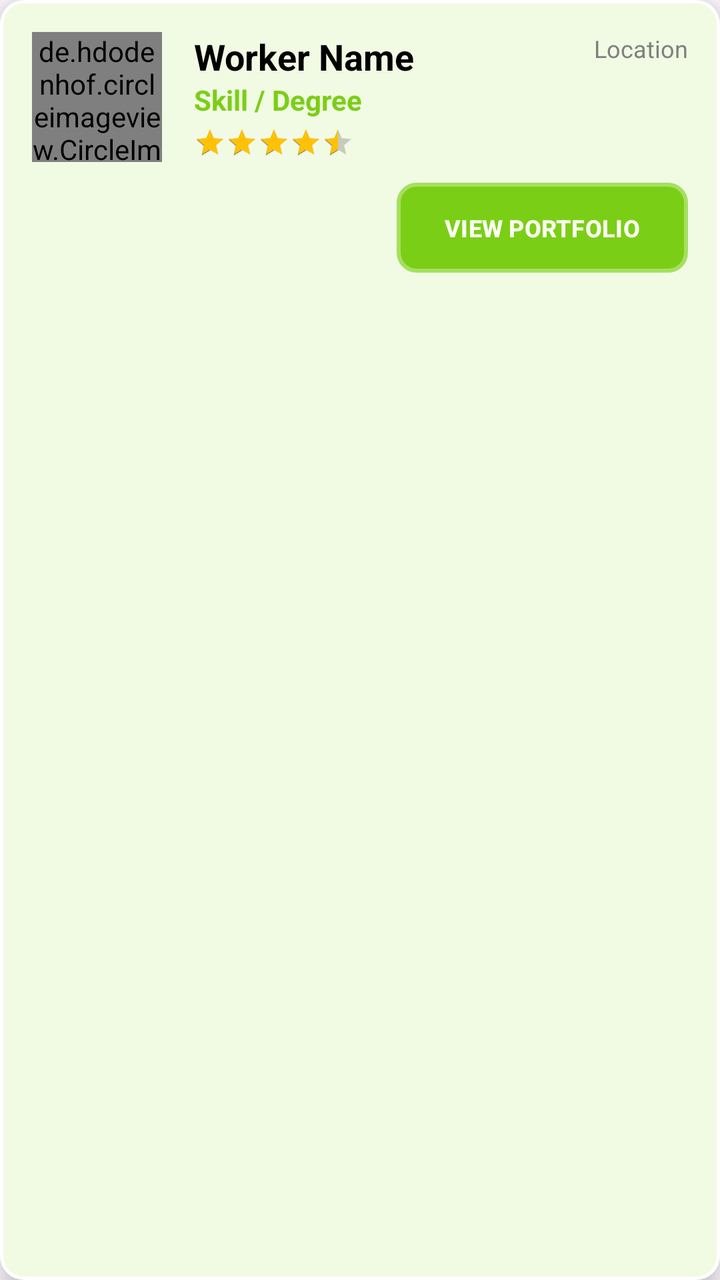
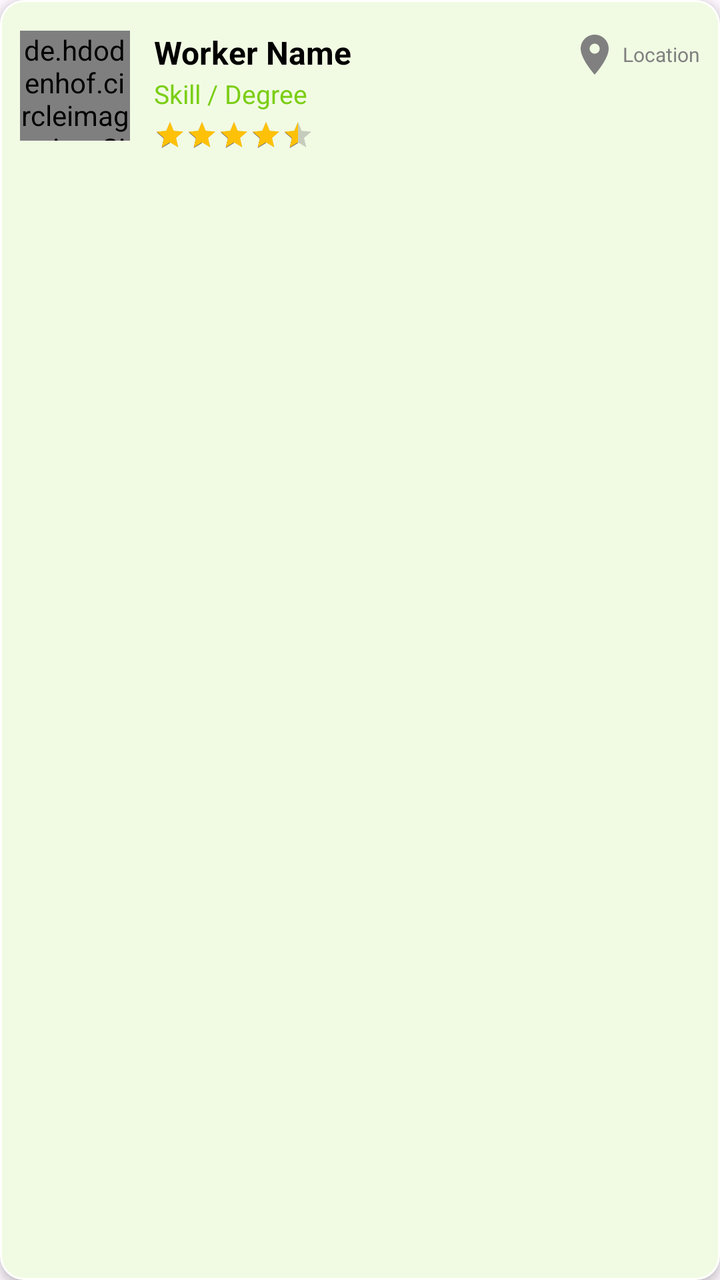

Before-and-after screenshots of an Android layout around one commit, followed by the original layout XML and the change that was made.
<!-- AndroidManifest.xml: application theme Theme.RozgarConnector -->
<!-- res/layout/item_worker.xml -->
<?xml version="1.0" encoding="utf-8"?>
<com.google.android.material.card.MaterialCardView xmlns:android="http://schemas.android.com/apk/res/android"
    xmlns:app="http://schemas.android.com/apk/res-auto"
    android:layout_width="match_parent"
    android:layout_height="wrap_content"
    android:layout_marginBottom="12dp"
    android:layout_marginHorizontal="4dp"
    app:cardCornerRadius="12dp"
    android:backgroundTint="#F1FBE3"
    app:cardElevation="8dp"
    app:strokeWidth="1.5dp"
    app:strokeColor="#FFFFFF">

    <androidx.constraintlayout.widget.ConstraintLayout
        android:layout_width="match_parent"
        android:layout_height="wrap_content"
        android:padding="16dp">

        <de.hdodenhof.circleimageview.CircleImageView
            android:id="@+id/imgProfile"
            android:layout_width="65dp"
            android:layout_height="65dp"
            android:src="@drawable/ic_profile"
            app:layout_constraintStart_toStartOf="parent"
            app:layout_constraintTop_toTopOf="parent" />

        <TextView
            android:id="@+id/tvName"
            android:layout_width="0dp"
            android:layout_height="wrap_content"
            android:layout_marginStart="16dp"
            android:text="Worker Name"
            android:textColor="@color/black"
            android:textSize="18sp"
            android:textStyle="bold"
            app:layout_constraintEnd_toStartOf="@id/tvLocation"
            app:layout_constraintStart_toEndOf="@id/imgProfile"
            app:layout_constraintTop_toTopOf="@id/imgProfile" />

        <TextView
            android:id="@+id/tvSkill"
            android:layout_width="wrap_content"
            android:layout_height="wrap_content"
            android:text="Skill / Degree"
            android:textColor="@color/primary_green"
            android:textSize="14sp"
            android:textStyle="bold"
            app:layout_constraintStart_toStartOf="@id/tvName"
            app:layout_constraintTop_toBottomOf="@id/tvName" />

        <TextView
            android:id="@+id/tvLocation"
            android:layout_width="wrap_content"
            android:layout_height="wrap_content"
            android:text="Location"
            android:textColor="@color/grey"
            android:textSize="12sp"
            app:layout_constraintEnd_toEndOf="parent"
            app:layout_constraintTop_toTopOf="@id/tvName" />

        <ImageView
            android:id="@+id/imgVerified"
            android:layout_width="16dp"
            android:layout_height="16dp"
            android:layout_marginStart="4dp"
            android:src="@drawable/ic_notification"
            android:visibility="gone"
            app:layout_constraintBottom_toBottomOf="@id/tvName"
            app:layout_constraintStart_toEndOf="@id/tvName"
            app:layout_constraintTop_toTopOf="@id/tvName"
            app:tint="@color/primary_green" />

        <RatingBar
            android:id="@+id/ratingBar"
            style="?android:attr/ratingBarStyleSmall"
            android:layout_width="wrap_content"
            android:layout_height="wrap_content"
            android:layout_marginTop="4dp"
            android:numStars="5"
            android:progressTint="#FFC107"
            android:rating="4.5"
            app:layout_constraintStart_toStartOf="@id/tvSkill"
            app:layout_constraintTop_toBottomOf="@id/tvSkill" />

        <com.google.android.material.button.MaterialButton
            android:id="@+id/btnViewDetails"
            android:layout_width="wrap_content"
            android:layout_height="45dp"
            android:layout_marginTop="12dp"
            android:background="@drawable/fullglass_bg"
            android:backgroundTint="@color/primary_green"
            android:text="VIEW PORTFOLIO"
            android:textAllCaps="true"
            android:textColor="@color/white"
            android:textSize="12sp"
            android:textStyle="bold"
            app:cornerRadius="8dp"
            app:layout_constraintBottom_toBottomOf="parent"
            app:layout_constraintEnd_toEndOf="parent"
            app:layout_constraintTop_toBottomOf="@id/ratingBar" />

    </androidx.constraintlayout.widget.ConstraintLayout>
</com.google.android.material.card.MaterialCardView>
<!-- resources referenced by this layout -->
<resources>
  <color name="black">#FF000000</color>
  <color name="grey">#808080</color>
  <color name="primary_green">#7BCE16</color>
  <color name="white">#FAFFF3</color>
  <!-- drawable fullglass_bg (drawable) -->
  <?xml version="1.0" encoding="utf-8"?>
  <shape xmlns:android="http://schemas.android.com/apk/res/android">
  
      <solid android:color="#7BCE16" />
  
      <corners android:radius="8dp" />
  
  
      <stroke
          android:width="4dp"
          android:color="#A22B6D14"/>
  </shape>
  <!-- drawable ic_notification: vector/xml drawable (drawable, 2138 chars, omitted) -->
  <!-- drawable ic_profile (drawable) -->
  <vector xmlns:android="http://schemas.android.com/apk/res/android"
      android:width="800dp"
      android:height="800dp"
      android:viewportWidth="24"
      android:viewportHeight="24">
    <path
        android:pathData="M22,12C22,17.523 17.523,22 12,22C6.477,22 2,17.523 2,12C2,6.477 6.477,2 12,2C17.523,2 22,6.477 22,12Z"
        android:strokeAlpha="0.5"
        android:fillColor="#000000"
        android:fillAlpha="0.5"/>
    <path
        android:pathData="M16.807,19.011C15.44,19.95 13.784,20.5 12,20.5C10.216,20.5 8.56,19.95 7.193,19.011C6.589,18.596 6.331,17.806 6.682,17.163C7.41,15.83 8.91,15 12,15C15.09,15 16.59,15.83 17.318,17.163C17.669,17.806 17.411,18.596 16.807,19.011Z"
        android:fillColor="#000000"/>
    <path
        android:pathData="M12,12C13.657,12 15,10.657 15,9C15,7.343 13.657,6 12,6C10.343,6 9,7.343 9,9C9,10.657 10.343,12 12,12Z"
        android:fillColor="#000000"/>
  </vector>
  <style name="Theme.RozgarConnector" parent="Base.Theme.RozgarConnector" />
  <style name="Base.Theme.RozgarConnector" parent="Theme.Material3.DayNight.NoActionBar">
          
          <item name="colorPrimary">@color/primary_green</item>
      </style>
</resources>

<!-- the commit's change to res/layout/item_worker.xml (unified diff, before → after) -->
@@ -3,24 +3,26 @@
     xmlns:app="http://schemas.android.com/apk/res-auto"
     android:layout_width="match_parent"
     android:layout_height="wrap_content"
-    android:layout_marginBottom="12dp"
-    android:layout_marginHorizontal="4dp"
+    android:layout_marginHorizontal="8dp"
+    android:layout_marginTop="2dp"
+    android:layout_marginBottom="8dp"
+    android:backgroundTint="#F1FBE3"
     app:cardCornerRadius="12dp"
-    android:backgroundTint="#F1FBE3"
-    app:cardElevation="8dp"
-    app:strokeWidth="1.5dp"
-    app:strokeColor="#FFFFFF">
+    app:cardElevation="3dp"
+    app:strokeColor="#FFFFFF"
+    app:strokeWidth="1dp">
 
     <androidx.constraintlayout.widget.ConstraintLayout
         android:layout_width="match_parent"
         android:layout_height="wrap_content"
-        android:padding="16dp">
+        android:padding="10dp">
 
         <de.hdodenhof.circleimageview.CircleImageView
             android:id="@+id/imgProfile"
-            android:layout_width="65dp"
-            android:layout_height="65dp"
+            android:layout_width="55dp"
+            android:layout_height="55dp"
             android:src="@drawable/ic_profile"
+            app:layout_constraintBottom_toBottomOf="parent"
             app:layout_constraintStart_toStartOf="parent"
             app:layout_constraintTop_toTopOf="parent" />
 
@@ -28,10 +30,14 @@
             android:id="@+id/tvName"
             android:layout_width="0dp"
             android:layout_height="wrap_content"
-            android:layout_marginStart="16dp"
+            android:layout_marginStart="12dp"
+            android:layout_marginEnd="8dp"
+            android:ellipsize="end"
+            android:maxLines="1"
             android:text="Worker Name"
+            android:textAlignment="viewStart"
             android:textColor="@color/black"
-            android:textSize="18sp"
+            android:textSize="16sp"
             android:textStyle="bold"
             app:layout_constraintEnd_toStartOf="@id/tvLocation"
             app:layout_constraintStart_toEndOf="@id/imgProfile"
@@ -39,12 +45,16 @@
 
         <TextView
             android:id="@+id/tvSkill"
-            android:layout_width="wrap_content"
+            android:layout_width="0dp"
             android:layout_height="wrap_content"
+            android:layout_marginTop="1dp"
+            android:ellipsize="end"
+            android:maxLines="1"
             android:text="Skill / Degree"
+            android:textAlignment="viewStart"
             android:textColor="@color/primary_green"
-            android:textSize="14sp"
-            android:textStyle="bold"
+            android:textSize="13sp"
+            app:layout_constraintEnd_toEndOf="@id/tvName"
             app:layout_constraintStart_toStartOf="@id/tvName"
             app:layout_constraintTop_toBottomOf="@id/tvName" />
 
@@ -52,23 +62,15 @@
             android:id="@+id/tvLocation"
             android:layout_width="wrap_content"
             android:layout_height="wrap_content"
+            android:drawableStart="@drawable/ic_location"
+            android:drawablePadding="2dp"
+            android:gravity="center_vertical"
             android:text="Location"
             android:textColor="@color/grey"
-            android:textSize="12sp"
+            android:textSize="10sp"
+            app:drawableTint="@color/grey"
             app:layout_constraintEnd_toEndOf="parent"
             app:layout_constraintTop_toTopOf="@id/tvName" />
-
-        <ImageView
-            android:id="@+id/imgVerified"
-            android:layout_width="16dp"
-            android:layout_height="16dp"
-            android:layout_marginStart="4dp"
-            android:src="@drawable/ic_notification"
-            android:visibility="gone"
-            app:layout_constraintBottom_toBottomOf="@id/tvName"
-            app:layout_constraintStart_toEndOf="@id/tvName"
-            app:layout_constraintTop_toTopOf="@id/tvName"
-            app:tint="@color/primary_green" />
 
         <RatingBar
             android:id="@+id/ratingBar"
@@ -82,22 +84,26 @@
             app:layout_constraintStart_toStartOf="@id/tvSkill"
             app:layout_constraintTop_toBottomOf="@id/tvSkill" />
 
+        
         <com.google.android.material.button.MaterialButton
             android:id="@+id/btnViewDetails"
-            android:layout_width="wrap_content"
-            android:layout_height="45dp"
-            android:layout_marginTop="12dp"
-            android:background="@drawable/fullglass_bg"
-            android:backgroundTint="@color/primary_green"
-            android:text="VIEW PORTFOLIO"
-            android:textAllCaps="true"
-            android:textColor="@color/white"
-            android:textSize="12sp"
-            android:textStyle="bold"
-            app:cornerRadius="8dp"
+            android:layout_width="1dp"
+            android:layout_height="1dp"
+            android:visibility="gone"
             app:layout_constraintBottom_toBottomOf="parent"
-            app:layout_constraintEnd_toEndOf="parent"
-            app:layout_constraintTop_toBottomOf="@id/ratingBar" />
+            app:layout_constraintEnd_toEndOf="parent" />
+
+        <ImageView
+            android:id="@+id/imgVerified"
+            android:layout_width="14dp"
+            android:layout_height="14dp"
+            android:layout_marginStart="4dp"
+            android:src="@drawable/ic_notification"
+            android:visibility="gone"
+            app:layout_constraintBottom_toBottomOf="@id/tvName"
+            app:layout_constraintStart_toEndOf="@id/tvName"
+            app:layout_constraintTop_toTopOf="@id/tvName"
+            app:tint="@color/primary_green" />
 
     </androidx.constraintlayout.widget.ConstraintLayout>
 </com.google.android.material.card.MaterialCardView>
<!-- resource entries referenced after the edit -->
@@ -3,20 +3,16 @@
   <color name="black">#FF000000</color>
   <color name="grey">#808080</color>
   <color name="primary_green">#7BCE16</color>
-  <color name="white">#FAFFF3</color>
-  <!-- drawable fullglass_bg (drawable) -->
-  <?xml version="1.0" encoding="utf-8"?>
-  <shape xmlns:android="http://schemas.android.com/apk/res/android">
-  
-      <solid android:color="#7BCE16" />
-  
-      <corners android:radius="8dp" />
-  
-  
-      <stroke
-          android:width="4dp"
-          android:color="#A22B6D14"/>
-  </shape>
+  <!-- drawable ic_location (drawable) -->
+  <vector xmlns:android="http://schemas.android.com/apk/res/android"
+      android:width="24dp"
+      android:height="24dp"
+      android:viewportWidth="24"
+      android:viewportHeight="24">
+    <path
+        android:fillColor="@android:color/white"
+        android:pathData="M12,2C8.13,2 5,5.13 5,9c0,5.25 7,13 7,13s7,-7.75 7,-13c0,-3.87 -3.13,-7 -7,-7zM12,11.5c-1.38,0 -2.5,-1.12 -2.5,-2.5s1.12,-2.5 2.5,-2.5 2.5,1.12 2.5,2.5 -1.12,2.5 -2.5,2.5z"/>
+  </vector>
   <!-- drawable ic_notification: vector/xml drawable (drawable, 2138 chars, omitted) -->
   <!-- drawable ic_profile (drawable) -->
   <vector xmlns:android="http://schemas.android.com/apk/res/android"
